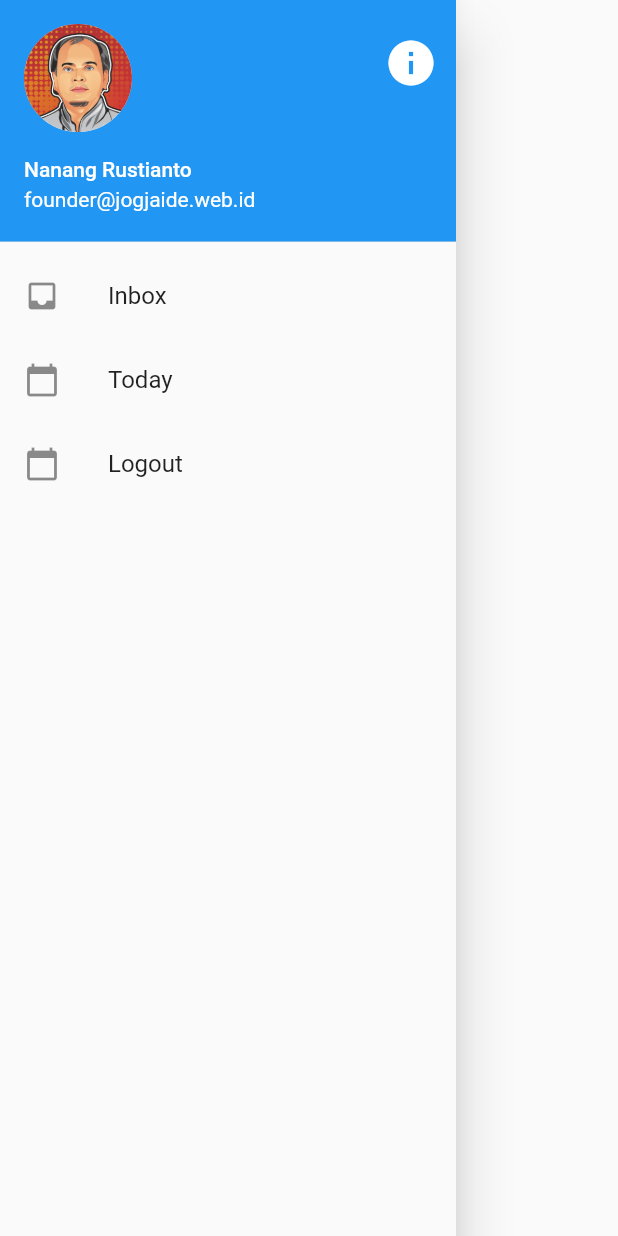
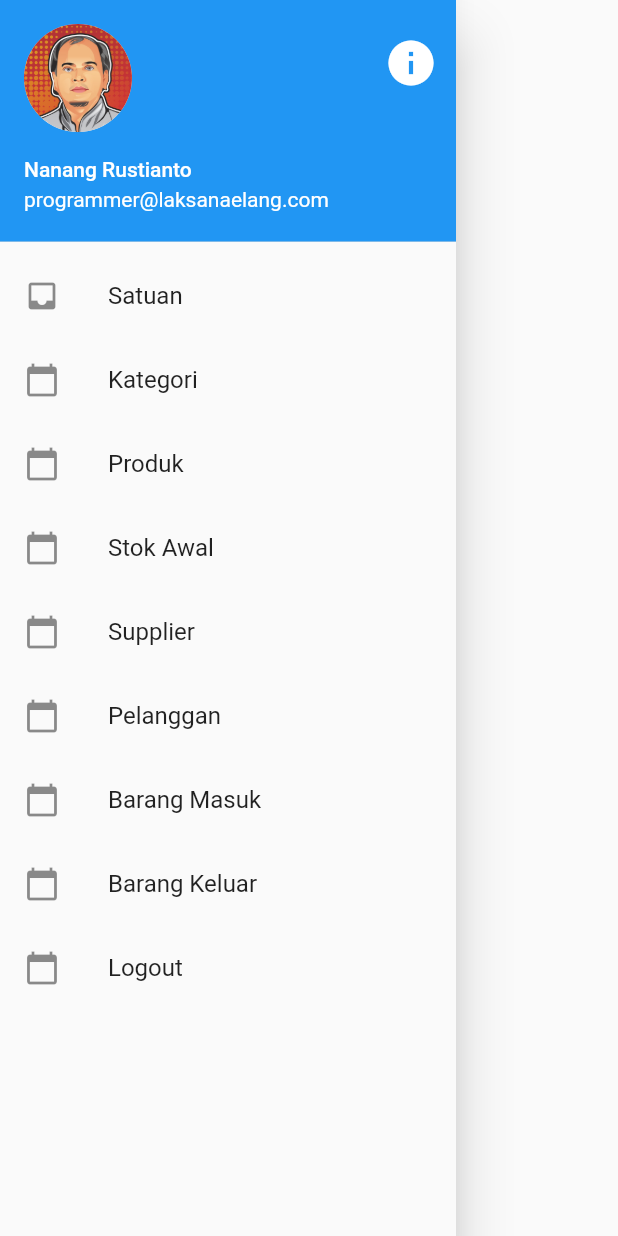
Before and after one commit to nanangtokenku/Flutter-BLOC, a Flutter app: the SideDrawer widget shown alone on an empty page, opened directly, on a phone screen of 412 x 824 dp. Run offline on Flutter 3.47's test engine with Material 2 defaults, Android fonts, the phone set to English and light mode, and no system bars; our stand-ins replace rxdart; network calls fail.

Commit message:
Menu Stok

```diff
--- a/lib/main.dart
+++ b/lib/main.dart
@@ -110,7 +110,7 @@ class _MyHomePageState extends State<MyHomePage> {
             icon: Icon(Icons.list),
           ),
           BottomNavigationBarItem(
-            label: 'Seting',
+            label: 'Menu',
             icon: Icon(Icons.more_vert),
           )
         ],
--- a/lib/src/resources/nodeApiProvider.dart
+++ b/lib/src/resources/nodeApiProvider.dart
@@ -8,23 +8,18 @@ class NodeApiProvider {
   Client client = Client();
   List<Node> node;
 
-  final _url = urlTodo;
-
   Future<List<Node>> fetchNodeList() async {
-    final response = await client.get(_url, headers: {
+    final response = await client.get(urlTodo, headers: {
       'x-api-key': xApiKey,
     });
     if (response.statusCode == 200) {
       var jsondata = json.decode(response.body);
 
-      //print(jsondata);
+      print(jsondata);
 
       return (jsondata['data']['todo'] as List)
           .map((data) => new Node.fromJson(data))
           .toList();
-
-      //print(todo[0].id);
-      //return compute(todoFromJson, response.body);
     } else {
       throw Exception("Gagal Mengambil Data");
     }
--- a/lib/src/ui/side_drawer.dart
+++ b/lib/src/ui/side_drawer.dart
@@ -12,7 +12,7 @@ class SideDrawer extends StatelessWidget {
         children: <Widget>[
           UserAccountsDrawerHeader(
             accountName: Text("Nanang Rustianto"),
-            accountEmail: Text("founder@jogjaide.web.id"),
+            accountEmail: Text("programmer@laksanaelang.com"),
             otherAccountsPictures: <Widget>[
               IconButton(
                   icon: Icon(
@@ -36,7 +36,7 @@ class SideDrawer extends StatelessWidget {
           ListTile(
               leading: Icon(Icons.inbox),
               title: Text(
-                "Inbox",
+                "Satuan",
                 key: ValueKey(SideDrawerKeys.INBOX),
               ),
               onTap: () {}),
@@ -44,7 +44,49 @@ class SideDrawer extends StatelessWidget {
               onTap: () {},
               leading: Icon(Icons.calendar_today),
               title: Text(
-                "Today",
+                "Kategori",
+                key: ValueKey(SideDrawerKeys.TODAY),
+              )),
+          ListTile(
+              onTap: () {},
+              leading: Icon(Icons.calendar_today),
+              title: Text(
+                "Produk",
+                key: ValueKey(SideDrawerKeys.TODAY),
+              )),
+          ListTile(
+              onTap: () {},
+              leading: Icon(Icons.calendar_today),
+              title: Text(
+                "Stok Awal",
+                key: ValueKey(SideDrawerKeys.TODAY),
+              )),
+          ListTile(
+              onTap: () {},
+              leading: Icon(Icons.calendar_today),
+              title: Text(
+                "Supplier",
+                key: ValueKey(SideDrawerKeys.TODAY),
+              )),
+          ListTile(
+              onTap: () {},
+              leading: Icon(Icons.calendar_today),
+              title: Text(
+                "Pelanggan",
+                key: ValueKey(SideDrawerKeys.TODAY),
+              )),
+          ListTile(
+              onTap: () {},
+              leading: Icon(Icons.calendar_today),
+              title: Text(
+                "Barang Masuk",
+                key: ValueKey(SideDrawerKeys.TODAY),
+              )),
+          ListTile(
+              onTap: () {},
+              leading: Icon(Icons.calendar_today),
+              title: Text(
+                "Barang Keluar",
                 key: ValueKey(SideDrawerKeys.TODAY),
               )),
           ListTile(
```
